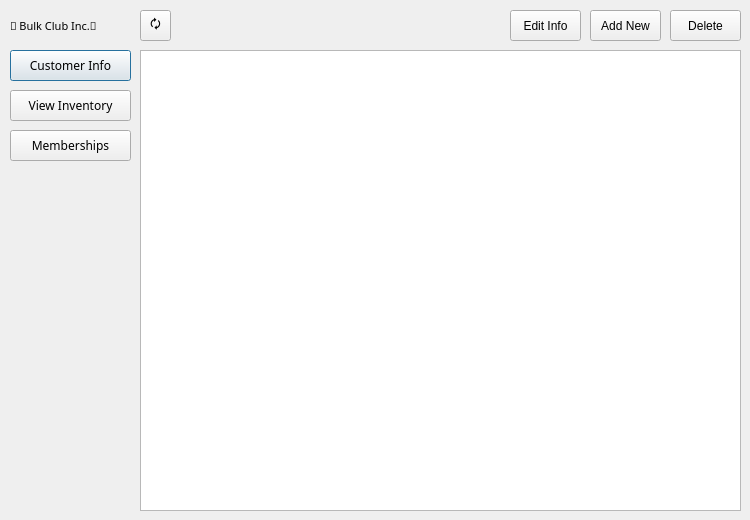
Before: the Qt Designer form Admin.ui in UnitedPuggs/The-Simps, drawn with Qt 5.
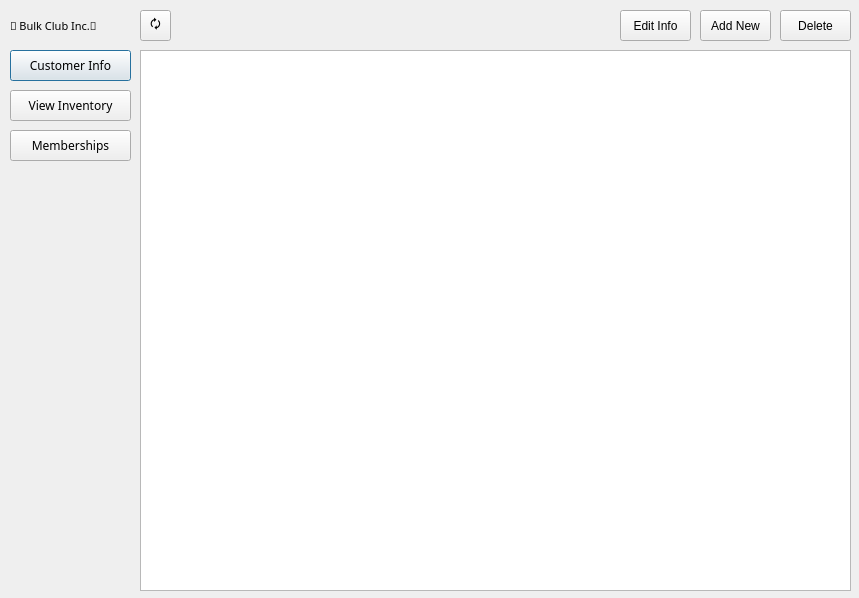
After: the same form once the commit is applied.

What changed in the file:
```diff
--- a/Admin.ui
+++ b/Admin.ui
@@ -6,8 +6,8 @@
    <rect>
     <x>0</x>
     <y>0</y>
-    <width>750</width>
-    <height>520</height>
+    <width>859</width>
+    <height>598</height>
    </rect>
   </property>
   <property name="sizePolicy">
@@ -63,15 +63,15 @@
     <rect>
      <x>140</x>
      <y>0</y>
-     <width>611</width>
-     <height>521</height>
+     <width>721</width>
+     <height>601</height>
     </rect>
    </property>
    <widget class="QWidget" name="customerPage">
     <widget class="QPushButton" name="customerPage_deleteButton">
      <property name="geometry">
       <rect>
-       <x>530</x>
+       <x>640</x>
        <y>10</y>
        <width>71</width>
        <height>31</height>
@@ -90,7 +90,7 @@
     <widget class="QPushButton" name="customerPage_addButton">
      <property name="geometry">
       <rect>
-       <x>450</x>
+       <x>560</x>
        <y>10</y>
        <width>71</width>
        <height>31</height>
@@ -109,7 +109,7 @@
     <widget class="QPushButton" name="customerPage_editButton">
      <property name="geometry">
       <rect>
-       <x>370</x>
+       <x>480</x>
        <y>10</y>
        <width>71</width>
        <height>31</height>
@@ -149,8 +149,8 @@
       <rect>
        <x>0</x>
        <y>50</y>
-       <width>601</width>
-       <height>461</height>
+       <width>711</width>
+       <height>541</height>
       </rect>
      </property>
      <property name="sizePolicy">
```
Left out of the diff: 14 changed lines with no effect on the pictures.
